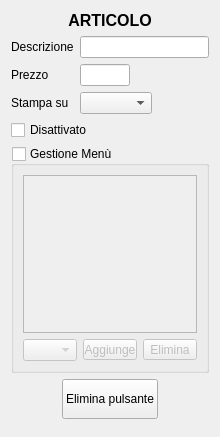
Old version of the form src/dettagliarticolo.ui in the repository mtonin/gestcassa.
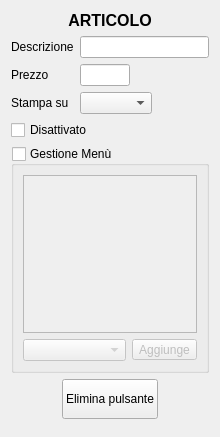
New version of the form.

Commit message: - modificata rimozione articoli dai menu

Diff of the .ui file:
```diff
--- a/src/dettagliarticolo.ui
+++ b/src/dettagliarticolo.ui
@@ -183,13 +183,6 @@
           </property>
          </widget>
         </item>
-        <item>
-         <widget class="QToolButton" name="cancellaBtn">
-          <property name="text">
-           <string>Elimina</string>
-          </property>
-         </widget>
-        </item>
        </layout>
       </item>
      </layout>
```
The commit also changes 2 other files.
